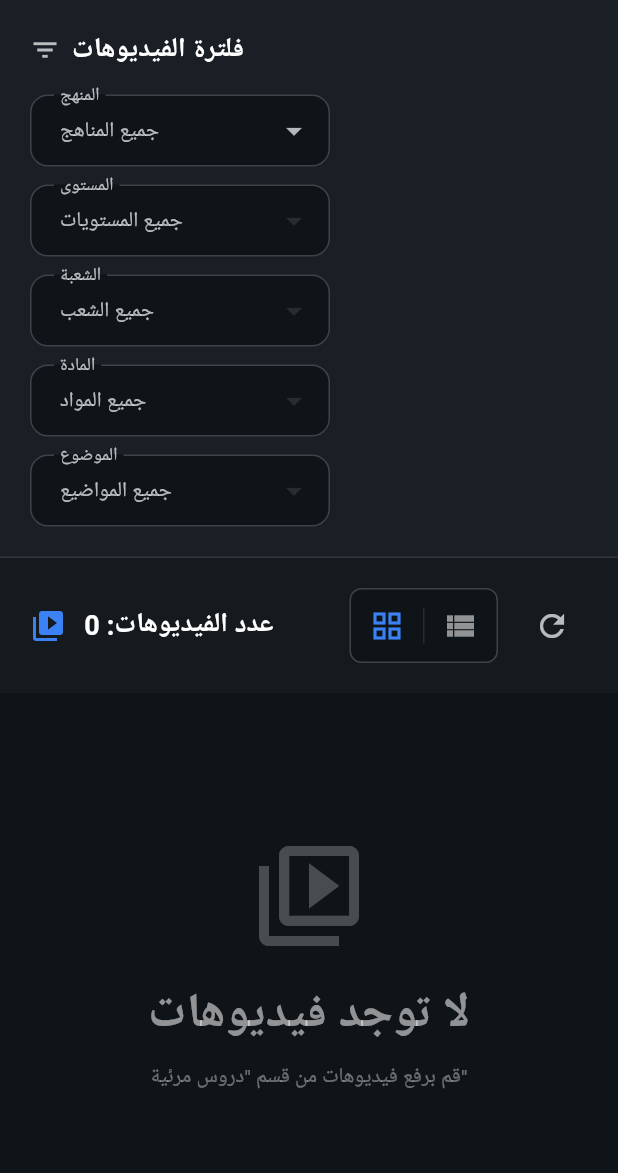
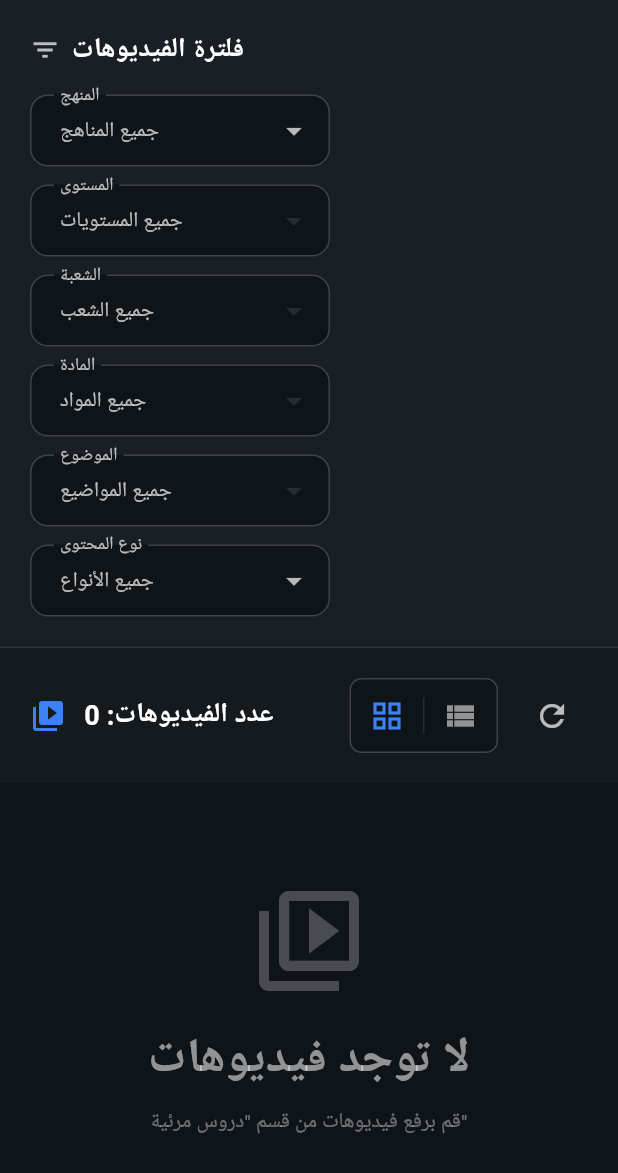
Before and after one commit to TalebAttaker/telebac_app_admin_dashboard, a Flutter app: the EnhancedVideoManagerScreen screen opened directly, on a phone screen of 412 x 824 dp. Shown: the top 1173 px of the screen. Run offline on Flutter 3.47's test engine with Material 3 defaults, Android fonts, the phone set to English and light mode, and no system bars; our stand-ins replace cached_network_image, csv, device_info_plus, dio, file_picker, firebase_core and 10 more; missing offline and left inert: dart:html; accounts and stored records are empty; Roboto replaces fonts that are missing (Cairo); project files that could hold a hidden picture were left out.

Commit message:
fix: Fix bottom overflow + Add content category filter
Overflow Fix:
- Increased childAspectRatio from 1.1 to 1.25 (taller cards)
- Reduced padding from 12 to 10
- Reduced spacing: 8→6, 4→3
- Smaller category button icons: 12→11, fonts: 10→9
- ✅ No more overflow errors!

Content Category Filter:
- Added _selectedContentCategory state variable
- Added dropdown filter in filters section after Topic filter
- 4 options with icons:
  📚 درس مرئي (Blue)
  ✍️ تمرين محلول (Green)
  📝 ملخص (Orange)
  🎓 باكالوريا محلولة (Purple)
- Integrated with _applyFilters() logic
- Included in _clearFilters() and UI conditions
- Works independently or combined with other filters

🤖 Generated with [Claude Code](https://claude.com/claude-code)

Co-Authored-By: Claude Sonnet 4.5 <noreply@anthropic.com>

```diff
--- a/lib/screens/admin/enhanced_video_manager_screen.dart
+++ b/lib/screens/admin/enhanced_video_manager_screen.dart
@@ -44,6 +44,7 @@ class _EnhancedVideoManagerScreenState extends State<EnhancedVideoManagerScreen>
   String? _selectedSpecializationId;
   String? _selectedSubjectId;
   String? _selectedTopicId;
+  String? _selectedContentCategory;
 
   @override
   void initState() {
@@ -299,7 +300,8 @@ class _EnhancedVideoManagerScreenState extends State<EnhancedVideoManagerScreen>
               _selectedGradeId == null &&
               _selectedSpecializationId == null &&
               _selectedSubjectId == null &&
-              _selectedTopicId == null;
+              _selectedTopicId == null &&
+              _selectedContentCategory == null;
         }
 
         final subject = topic['subjects'] as Map<String, dynamic>?;
@@ -328,6 +330,14 @@ class _EnhancedVideoManagerScreenState extends State<EnhancedVideoManagerScreen>
         // Apply topic filter
         if (_selectedTopicId != null && topic['id'] != _selectedTopicId) {
           return false;
+        }
+
+        // Apply content category filter
+        if (_selectedContentCategory != null) {
+          final videoCategory = video['content_category'] as String?;
+          if (videoCategory != _selectedContentCategory) {
+            return false;
+          }
         }
 
         return true;
@@ -342,6 +352,7 @@ class _EnhancedVideoManagerScreenState extends State<EnhancedVideoManagerScreen>
       _selectedSpecializationId = null;
       _selectedSubjectId = null;
       _selectedTopicId = null;
+      _selectedContentCategory = null;
       _grades = [];
       _specializations = [];
       _subjects = [];
@@ -666,7 +677,7 @@ class _EnhancedVideoManagerScreenState extends State<EnhancedVideoManagerScreen>
                   ),
                 ),
               if (_videosNeedingSync > 0) const SizedBox(width: 12),
-              if (_selectedCurriculumId != null || _selectedGradeId != null || _selectedSpecializationId != null || _selectedSubjectId != null || _selectedTopicId != null)
+              if (_selectedCurriculumId != null || _selectedGradeId != null || _selectedSpecializationId != null || _selectedSubjectId != null || _selectedTopicId != null || _selectedContentCategory != null)
                 TextButton.icon(
                   onPressed: _clearFilters,
                   icon: const Icon(Icons.clear, size: 16),
@@ -945,6 +956,81 @@ class _EnhancedVideoManagerScreenState extends State<EnhancedVideoManagerScreen>
                   },
                 ),
               ),
+
+              // Content Category Filter
+              SizedBox(
+                width: 200,
+                child: DropdownButtonFormField<String>(
+                  value: _selectedContentCategory,
+                  decoration: InputDecoration(
+                    labelText: 'نوع المحتوى',
+                    labelStyle: const TextStyle(color: Colors.white70),
+                    filled: true,
+                    fillColor: AdminTheme.primaryDark,
+                    border: OutlineInputBorder(
+                      borderRadius: BorderRadius.circular(12),
+                      borderSide: BorderSide(color: Colors.white.withOpacity(0.2)),
+                    ),
+                    enabledBorder: OutlineInputBorder(
+                      borderRadius: BorderRadius.circular(12),
+                      borderSide: BorderSide(color: Colors.white.withOpacity(0.2)),
+                    ),
+                    contentPadding: const EdgeInsets.symmetric(horizontal: 16, vertical: 12),
+                  ),
+                  dropdownColor: AdminTheme.secondaryDark,
+                  style: const TextStyle(color: Colors.white),
+                  items: const [
+                    DropdownMenuItem<String>(
+                      value: null,
+                      child: Text('جميع الأنواع', style: TextStyle(color: Colors.white70)),
+                    ),
+                    DropdownMenuItem<String>(
+                      value: 'lesson',
+                      child: Row(
+                        children: [
+                          Icon(Icons.video_library, color: Colors.blue, size: 18),
+                          SizedBox(width: 8),
+                          Text('درس مرئي', style: TextStyle(color: Colors.white)),
+                        ],
+                      ),
+                    ),
+                    DropdownMenuItem<String>(
+                      value: 'solved_exercise',
+                      child: Row(
+                        children: [
+                          Icon(Icons.assignment, color: Colors.green, size: 18),
+                          SizedBox(width: 8),
+                          Text('تمرين محلول', style: TextStyle(color: Colors.white)),
+                        ],
+                      ),
+                    ),
+                    DropdownMenuItem<String>(
+                      value: 'summary',
+                      child: Row(
+                        children: [
+                          Icon(Icons.summarize, color: Colors.orange, size: 18),
+                          SizedBox(width: 8),
+                          Text('ملخص', style: TextStyle(color: Colors.white)),
+                        ],
+                      ),
+                    ),
+                    DropdownMenuItem<String>(
+                      value: 'solved_baccalaureate',
+                      child: Row(
+                        children: [
+                          Icon(Icons.school, color: Colors.purple, size: 18),
+                          SizedBox(width: 8),
+                          Text('باكالوريا محلولة', style: TextStyle(color: Colors.white)),
+                        ],
+                      ),
+                    ),
+                  ],
+                  onChanged: (value) {
+                    setState(() => _selectedContentCategory = value);
+                    _applyFilters();
+                  },
+                ),
+              ),
             ],
           ),
         ],
@@ -966,7 +1052,7 @@ class _EnhancedVideoManagerScreenState extends State<EnhancedVideoManagerScreen>
             'عدد الفيديوهات: ${_filteredVideos.length}',
             style: AdminTheme.titleSmall,
           ),
-          if (_selectedGradeId != null || _selectedSubjectId != null || _selectedTopicId != null) ...[
+          if (_selectedGradeId != null || _selectedSubjectId != null || _selectedTopicId != null || _selectedContentCategory != null) ...[
             const SizedBox(width: 8),
             Text(
               '(${_allVideos.length} الإجمالي)',
@@ -1032,7 +1118,7 @@ class _EnhancedVideoManagerScreenState extends State<EnhancedVideoManagerScreen>
           ),
           const SizedBox(height: 8),
           Text(
-            _selectedGradeId != null || _selectedSubjectId != null || _selectedTopicId != null
+            _selectedGradeId != null || _selectedSubjectId != null || _selectedTopicId != null || _selectedContentCategory != null
                 ? 'لا توجد فيديوهات تطابق الفلاتر المحددة'
                 : 'قم برفع فيديوهات من قسم "دروس مرئية"',
             style: AdminTheme.bodyMedium.copyWith(color: Colors.white38),
@@ -1049,7 +1135,7 @@ class _EnhancedVideoManagerScreenState extends State<EnhancedVideoManagerScreen>
         padding: const EdgeInsets.all(20),
         gridDelegate: const SliverGridDelegateWithMaxCrossAxisExtent(
           maxCrossAxisExtent: 400,
-          childAspectRatio: 1.1, // Adjusted for reorder buttons
+          childAspectRatio: 1.25, // Adjusted for category buttons + reorder buttons
           crossAxisSpacing: 16,
           mainAxisSpacing: 16,
         ),
@@ -1074,8 +1160,8 @@ class _EnhancedVideoManagerScreenState extends State<EnhancedVideoManagerScreen>
     ];
 
     return Wrap(
-      spacing: isCompact ? 6 : 4,
-      runSpacing: 4,
+      spacing: isCompact ? 6 : 3,
+      runSpacing: 3,
       children: categories.map((cat) {
         final isActive = currentCategory == cat['value'];
         final color = cat['color'] as Color;
@@ -1085,8 +1171,8 @@ class _EnhancedVideoManagerScreenState extends State<EnhancedVideoManagerScreen>
           borderRadius: BorderRadius.circular(6),
           child: Container(
             padding: EdgeInsets.symmetric(
-              horizontal: isCompact ? 8 : 6,
-              vertical: isCompact ? 6 : 4,
+              horizontal: isCompact ? 8 : 5,
+              vertical: isCompact ? 6 : 3,
             ),
             decoration: BoxDecoration(
               color: isActive ? color.withOpacity(0.9) : color.withOpacity(0.2),
@@ -1101,14 +1187,14 @@ class _EnhancedVideoManagerScreenState extends State<EnhancedVideoManagerScreen>
               children: [
                 Icon(
                   cat['icon'] as IconData,
-                  size: isCompact ? 14 : 12,
+                  size: isCompact ? 14 : 11,
                   color: isActive ? Colors.white : color,
                 ),
-                SizedBox(width: isCompact ? 4 : 3),
+                SizedBox(width: isCompact ? 4 : 2),
                 Text(
                   cat['label'] as String,
                   style: TextStyle(
-                    fontSize: isCompact ? 11 : 10,
+                    fontSize: isCompact ? 11 : 9,
                     fontWeight: isActive ? FontWeight.bold : FontWeight.w500,
                     color: isActive ? Colors.white : color,
                   ),
@@ -1264,7 +1350,7 @@ class _EnhancedVideoManagerScreenState extends State<EnhancedVideoManagerScreen>
           Expanded(
             flex: 2,
             child: Padding(
-              padding: const EdgeInsets.all(12),
+              padding: const EdgeInsets.all(10),
               child: Column(
                 crossAxisAlignment: CrossAxisAlignment.start,
                 children: [
@@ -1278,7 +1364,7 @@ class _EnhancedVideoManagerScreenState extends State<EnhancedVideoManagerScreen>
                     maxLines: 2,
                     overflow: TextOverflow.ellipsis,
                   ),
-                  const SizedBox(height: 4),
+                  const SizedBox(height: 3),
                   // Hierarchy
                   Text(
                     '$gradeName • $subjectName',
@@ -1292,7 +1378,7 @@ class _EnhancedVideoManagerScreenState extends State<EnhancedVideoManagerScreen>
                     maxLines: 1,
                     overflow: TextOverflow.ellipsis,
                   ),
-                  const SizedBox(height: 8),
+                  const SizedBox(height: 6),
                   // Content category buttons
                   _buildCategoryButtons(video, index),
                   const Spacer(),
```
